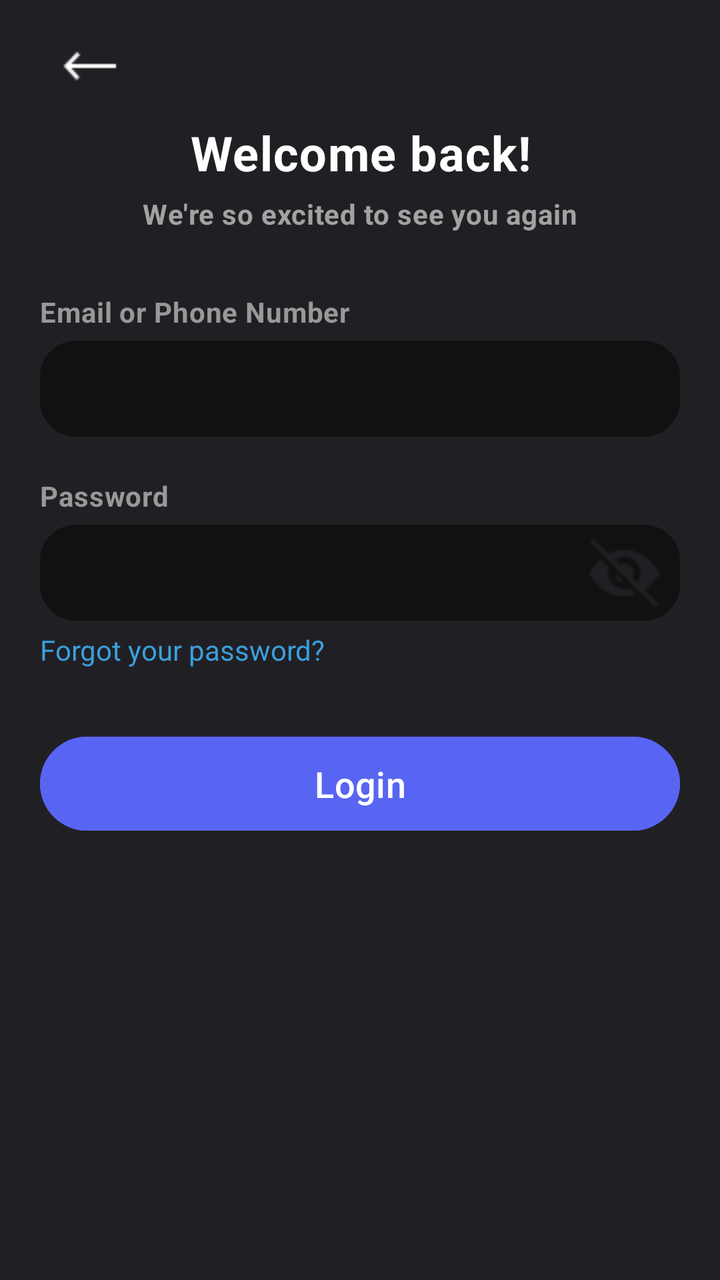
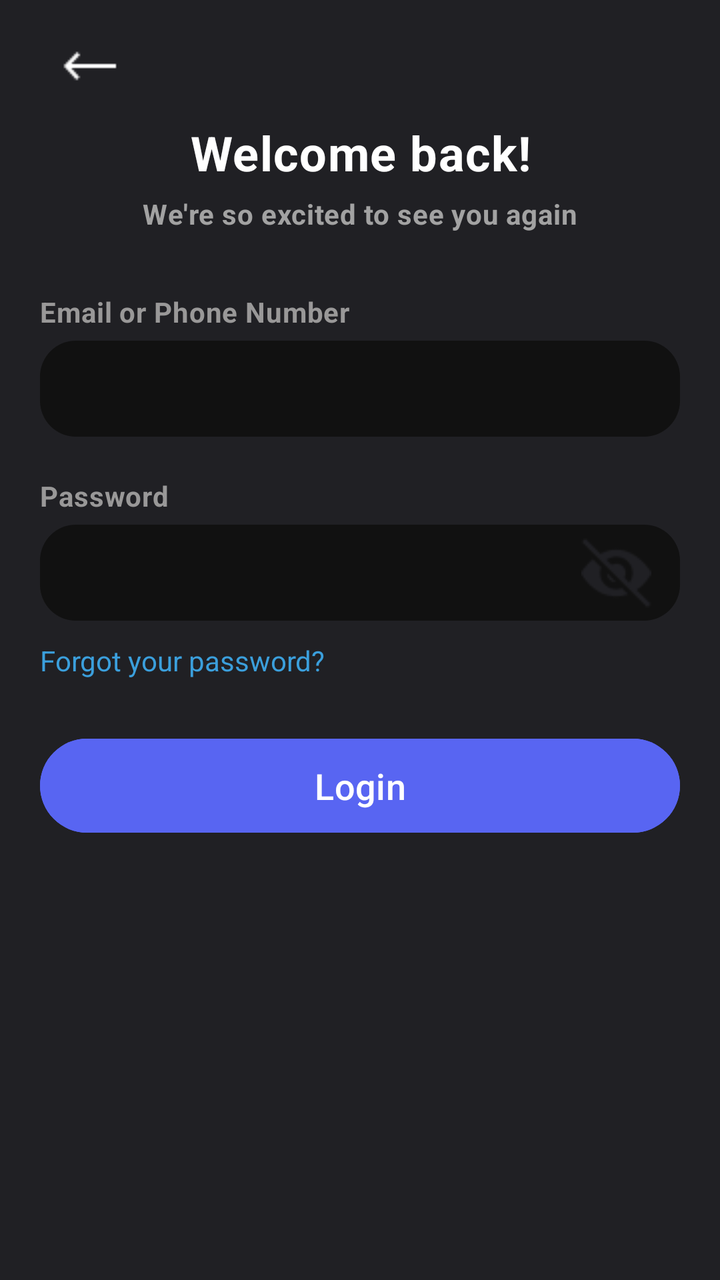

The first picture is an Android layout as it rendered before a commit; the second is the same layout after the commit. The layout source and the unified diff follow.
<!-- AndroidManifest.xml: application theme Theme.Doscord -->
<!-- res/layout/activity_login.xml -->
<?xml version="1.0" encoding="utf-8"?>
<androidx.constraintlayout.widget.ConstraintLayout xmlns:android="http://schemas.android.com/apk/res/android"
    xmlns:app="http://schemas.android.com/apk/res-auto"
    xmlns:tools="http://schemas.android.com/tools"
    android:id="@+id/main"
    android:animateLayoutChanges="true"
    android:layout_width="match_parent"
    android:layout_height="match_parent"
    android:background="@color/bgGray"
    tools:context=".activities.menu.LoginActivity">

    <TextView
        android:id="@+id/logIdentifierWarning"
        android:layout_width="0dp"
        android:layout_height="wrap_content"
        android:layout_marginStart="20dp"
        android:layout_marginTop="7dp"
        android:layout_marginEnd="20dp"
        android:letterSpacing="0.02"
        android:text="@string/login_or_password_is_invalid"
        android:textColor="@color/red"
        android:textSize="12sp"
        android:textStyle="bold"
        android:visibility="gone"
        app:layout_constraintEnd_toEndOf="parent"
        app:layout_constraintHorizontal_bias="0.507"
        app:layout_constraintStart_toStartOf="parent"
        app:layout_constraintTop_toBottomOf="@id/logIdentifierInput" />

    <TextView
        android:id="@+id/logPassWarning"
        android:layout_width="0dp"
        android:layout_height="wrap_content"
        android:layout_marginStart="20dp"
        android:layout_marginTop="7dp"
        android:layout_marginEnd="20dp"
        android:letterSpacing="0.02"
        android:text="@string/login_or_password_is_invalid"
        android:textColor="@color/red"
        android:textSize="12sp"
        android:textStyle="bold"
        android:visibility="gone"
        app:layout_constraintEnd_toEndOf="parent"
        app:layout_constraintHorizontal_bias="0.507"
        app:layout_constraintStart_toStartOf="parent"
        app:layout_constraintTop_toBottomOf="@id/logPassContainer" />

    <ImageButton
        android:id="@+id/logBackBtn"
        android:layout_width="48dp"
        android:layout_height="48dp"
        android:layout_marginStart="20dp"
        android:layout_marginTop="10dp"
        android:background="@android:color/transparent"
        android:contentDescription="@string/back"
        android:onClick="finish"
        app:layout_constraintStart_toStartOf="parent"
        app:layout_constraintTop_toTopOf="parent"
        app:srcCompat="@drawable/back" />

    <TextView
        android:id="@+id/logTitle"
        android:layout_width="wrap_content"
        android:layout_height="wrap_content"
        android:layout_marginTop="60dp"
        android:gravity="center"
        android:letterSpacing="0.02"
        android:text="@string/welcome_back"
        android:textColor="#FFFFFF"
        android:textSize="24sp"
        android:textStyle="bold"
        app:layout_constraintEnd_toEndOf="parent"
        app:layout_constraintHorizontal_bias="0.5"
        app:layout_constraintStart_toStartOf="parent"
        app:layout_constraintTop_toTopOf="parent" />

    <TextView
        android:id="@+id/logSubtitle"
        android:layout_width="wrap_content"
        android:layout_height="wrap_content"
        android:layout_marginTop="5dp"
        android:gravity="center"
        android:letterSpacing="0.02"
        android:text="@string/we_re_so_excited_to_see_you_again"
        android:textColor="#A2A2A2"
        android:textSize="14sp"
        android:textStyle="bold"
        app:layout_constraintEnd_toEndOf="parent"
        app:layout_constraintHorizontal_bias="0.5"
        app:layout_constraintStart_toStartOf="parent"
        app:layout_constraintTop_toBottomOf="@+id/logTitle" />

    <TextView
        android:id="@+id/logUserLabel"
        android:layout_width="wrap_content"
        android:layout_height="wrap_content"
        android:layout_marginStart="20dp"
        android:layout_marginTop="30dp"
        android:labelFor="@id/logIdentifierInput"
        android:letterSpacing="0.02"
        android:text="@string/email_or_phone_number"
        android:textColor="#999898"
        android:textStyle="bold"
        app:layout_constraintStart_toStartOf="parent"
        app:layout_constraintTop_toBottomOf="@+id/logSubtitle" />

    <EditText
        android:id="@+id/logIdentifierInput"
        android:layout_width="0dp"
        android:layout_height="48dp"
        android:layout_marginStart="20dp"
        android:layout_marginTop="5dp"
        android:layout_marginEnd="20dp"
        android:autofillHints=""
        android:background="@drawable/input_background"
        android:ems="10"
        android:inputType="text"
        android:paddingLeft="15dp"
        android:paddingRight="15dp"
        android:textSize="16sp"
        app:layout_constraintEnd_toEndOf="parent"
        app:layout_constraintStart_toStartOf="parent"
        app:layout_constraintTop_toBottomOf="@+id/logUserLabel"
        tools:ignore="TextFields" />

    <TextView
        android:id="@+id/logPassLabel"
        android:layout_width="wrap_content"
        android:layout_height="wrap_content"
        android:layout_marginStart="20dp"
        android:layout_marginTop="20dp"
        android:labelFor="@id/logPassInput"
        android:letterSpacing="0.02"
        android:text="@string/password"
        android:textColor="#999898"
        android:textStyle="bold"
        app:layout_constraintStart_toStartOf="parent"
        app:layout_constraintTop_toBottomOf="@+id/logIdentifierWarning" />

    <RelativeLayout
        android:id="@+id/logPassContainer"
        android:layout_width="0dp"
        android:layout_height="48dp"
        android:layout_marginStart="20dp"
        android:layout_marginTop="5dp"
        android:layout_marginEnd="20dp"
        app:layout_constraintEnd_toEndOf="parent"
        app:layout_constraintStart_toStartOf="parent"
        app:layout_constraintTop_toBottomOf="@id/logPassLabel">

        <EditText
            android:id="@+id/logPassInput"
            android:layout_width="match_parent"
            android:layout_height="match_parent"
            android:autofillHints=""
            android:background="@drawable/input_background"
            android:inputType="textPassword"
            android:paddingStart="15dp"
            android:paddingEnd="48dp"
            android:textSize="16sp" />

        <ImageButton
            android:id="@+id/logPassEyeBtn"
            android:layout_width="40dp"
            android:layout_height="40dp"
            android:layout_alignParentEnd="true"
            android:layout_centerVertical="true"
            android:layout_marginEnd="8dp"
            android:background="@android:color/transparent"
            android:contentDescription="@string/toggle_password_visibility"
            android:onClick="logSwitchEye"
            android:src="@drawable/eye_closed" />
    </RelativeLayout>


    <TextView
        android:id="@+id/forgotPass"
        android:layout_width="wrap_content"
        android:layout_height="wrap_content"
        android:layout_marginStart="20dp"
        android:layout_marginTop="5dp"
        android:clickable="true"
        android:focusable="true"
        android:gravity="center|left"
        android:onClick="forgotPassword"
        android:text="@string/forgot_your_password"
        android:textColor="#3B9FDC"
        app:layout_constraintStart_toStartOf="parent"
        app:layout_constraintTop_toBottomOf="@+id/logPassWarning"
        tools:ignore="RtlHardcoded" />

    <FrameLayout
        android:id="@+id/logBtnContainer"
        android:layout_width="0dp"
        android:layout_height="55dp"
        android:layout_marginHorizontal="20dp"
        android:layout_marginStart="20dp"
        android:layout_marginTop="30dp"
        android:layout_marginEnd="20dp"
        app:layout_constraintEnd_toEndOf="parent"
        app:layout_constraintStart_toStartOf="parent"
        app:layout_constraintTop_toBottomOf="@+id/forgotPass">

        <Button
            android:id="@+id/logNextBtn"
            android:layout_width="match_parent"
            android:layout_height="match_parent"
            android:backgroundTint="#5865f2"
            android:onClick="loginReq"
            android:text="@string/loginTogether"
            android:textColor="@color/white"
            android:textSize="18sp" />

        <LinearLayout
            android:id="@+id/loadingDots"
            android:layout_width="wrap_content"
            android:layout_height="wrap_content"
            android:layout_gravity="center"
            android:orientation="horizontal"
            android:visibility="gone">

            <View
                android:id="@+id/dot1"
                android:layout_width="8dp"
                android:layout_height="8dp"
                android:layout_margin="4dp"
                android:background="@drawable/dot_shape" />

            <View
                android:id="@+id/dot2"
                android:layout_width="8dp"
                android:layout_height="8dp"
                android:layout_margin="4dp"
                android:background="@drawable/dot_shape" />

            <View
                android:id="@+id/dot3"
                android:layout_width="8dp"
                android:layout_height="8dp"
                android:layout_margin="4dp"
                android:background="@drawable/dot_shape" />
        </LinearLayout>
    </FrameLayout>

</androidx.constraintlayout.widget.ConstraintLayout>
<!-- resources referenced by this layout -->
<resources>
  <color name="bgGray">#202024</color>
  <color name="red">#FA777B</color>
  <color name="white">#FFFFFFFF</color>
  <!-- drawable back: png bitmap (drawable, 256 bytes) -->
  <!-- drawable dot_shape (drawable) -->
  <?xml version="1.0" encoding="utf-8"?>
  <shape xmlns:android="http://schemas.android.com/apk/res/android"
      android:shape="oval">
      <solid android:color="#fff" />
      <size android:width="8dp" android:height="8dp" />
  </shape>
  <!-- drawable eye_closed: png bitmap (drawable, 850 bytes) -->
  <!-- drawable input_background (drawable) -->
  <?xml version="1.0" encoding="utf-8"?>
  <shape xmlns:android="http://schemas.android.com/apk/res/android"
      android:shape="rectangle">
  
      
      <solid android:color="#111111" />
  
      
      <corners android:radius="18dp" />
  
  </shape>
  <string name="back">Back</string>
  <string name="email_or_phone_number">Email or Phone Number</string>
  <string name="forgot_your_password">Forgot your password?</string>
  <string name="loginTogether">Login</string>
  <string name="login_or_password_is_invalid">Login or password is invalid.</string>
  <string name="password">Password</string>
  <string name="toggle_password_visibility">Toggle password visibility.</string>
  <string name="we_re_so_excited_to_see_you_again">We\'re so excited to see you again</string>
  <string name="welcome_back">Welcome back!</string>
  <style name="Theme.Doscord" parent="Base.Theme.Doscord" />
  <style name="Base.Theme.Doscord" parent="Theme.Material3.DayNight.NoActionBar">
          
          
      </style>
</resources>

<!-- the commit's change to res/layout/activity_login.xml (unified diff, before → after) -->
@@ -10,6 +10,23 @@
     tools:context=".activities.menu.LoginActivity">
 
     <TextView
+        android:id="@+id/logServerWarning"
+        android:layout_width="0dp"
+        android:layout_height="wrap_content"
+        android:layout_marginStart="20dp"
+        android:layout_marginTop="7dp"
+        android:layout_marginEnd="20dp"
+        android:letterSpacing="0.02"
+        android:text="@string/server_error_check_your_network_connection_and_try_again"
+        android:textColor="@color/red"
+        android:textSize="12sp"
+        android:textStyle="bold"
+        android:visibility="gone"
+        app:layout_constraintEnd_toEndOf="parent"
+        app:layout_constraintStart_toStartOf="parent"
+        app:layout_constraintTop_toBottomOf="@id/logBtnContainer" />
+
+    <TextView
         android:id="@+id/logIdentifierWarning"
         android:layout_width="0dp"
         android:layout_height="wrap_content"
@@ -23,7 +40,6 @@
         android:textStyle="bold"
         android:visibility="gone"
         app:layout_constraintEnd_toEndOf="parent"
-        app:layout_constraintHorizontal_bias="0.507"
         app:layout_constraintStart_toStartOf="parent"
         app:layout_constraintTop_toBottomOf="@id/logIdentifierInput" />
 
@@ -41,7 +57,6 @@
         android:textStyle="bold"
         android:visibility="gone"
         app:layout_constraintEnd_toEndOf="parent"
-        app:layout_constraintHorizontal_bias="0.507"
         app:layout_constraintStart_toStartOf="parent"
         app:layout_constraintTop_toBottomOf="@id/logPassContainer" />
 
@@ -70,7 +85,6 @@
         android:textSize="24sp"
         android:textStyle="bold"
         app:layout_constraintEnd_toEndOf="parent"
-        app:layout_constraintHorizontal_bias="0.5"
         app:layout_constraintStart_toStartOf="parent"
         app:layout_constraintTop_toTopOf="parent" />
 
@@ -86,7 +100,6 @@
         android:textSize="14sp"
         android:textStyle="bold"
         app:layout_constraintEnd_toEndOf="parent"
-        app:layout_constraintHorizontal_bias="0.5"
         app:layout_constraintStart_toStartOf="parent"
         app:layout_constraintTop_toBottomOf="@+id/logTitle" />
 
@@ -111,7 +124,7 @@
         android:layout_marginStart="20dp"
         android:layout_marginTop="5dp"
         android:layout_marginEnd="20dp"
-        android:autofillHints=""
+        android:autofillHints="email, phone_number"
         android:background="@drawable/input_background"
         android:ems="10"
         android:inputType="text"
@@ -152,7 +165,7 @@
             android:id="@+id/logPassInput"
             android:layout_width="match_parent"
             android:layout_height="match_parent"
-            android:autofillHints=""
+            android:autofillHints="password"
             android:background="@drawable/input_background"
             android:inputType="textPassword"
             android:paddingStart="15dp"
@@ -161,8 +174,8 @@
 
         <ImageButton
             android:id="@+id/logPassEyeBtn"
-            android:layout_width="40dp"
-            android:layout_height="40dp"
+            android:layout_width="48dp"
+            android:layout_height="48dp"
             android:layout_alignParentEnd="true"
             android:layout_centerVertical="true"
             android:layout_marginEnd="8dp"
@@ -172,11 +185,10 @@
             android:src="@drawable/eye_closed" />
     </RelativeLayout>
 
-
-    <TextView
-        android:id="@+id/forgotPass"
-        android:layout_width="wrap_content"
-        android:layout_height="wrap_content"
+    <TextView
+        android:id="@+id/logForgotPass"
+        android:layout_width="wrap_content"
+        android:layout_height="30dp"
         android:layout_marginStart="20dp"
         android:layout_marginTop="5dp"
         android:clickable="true"
@@ -195,11 +207,11 @@
         android:layout_height="55dp"
         android:layout_marginHorizontal="20dp"
         android:layout_marginStart="20dp"
-        android:layout_marginTop="30dp"
-        android:layout_marginEnd="20dp"
-        app:layout_constraintEnd_toEndOf="parent"
-        app:layout_constraintStart_toStartOf="parent"
-        app:layout_constraintTop_toBottomOf="@+id/forgotPass">
+        android:layout_marginTop="20dp"
+        android:layout_marginEnd="20dp"
+        app:layout_constraintEnd_toEndOf="parent"
+        app:layout_constraintStart_toStartOf="parent"
+        app:layout_constraintTop_toBottomOf="@+id/logForgotPass">
 
         <Button
             android:id="@+id/logNextBtn"
<!-- resource entries referenced after the edit -->
@@ -30,6 +30,7 @@
   <string name="loginTogether">Login</string>
   <string name="login_or_password_is_invalid">Login or password is invalid.</string>
   <string name="password">Password</string>
+  <string name="server_error_check_your_network_connection_and_try_again">Server Error! Check your network connection and try again.</string>
   <string name="toggle_password_visibility">Toggle password visibility.</string>
   <string name="we_re_so_excited_to_see_you_again">We\'re so excited to see you again</string>
   <string name="welcome_back">Welcome back!</string>
@@ -37,6 +38,16 @@
   <style name="Base.Theme.Doscord" parent="Theme.Material3.DayNight.NoActionBar">
           
           
+          <item name="colorOnSurface">#FFFFFF</item>
+          <item name="android:textColorPrimary">#FFFFFF</item>
+          <item name="android:datePickerDialogTheme">@style/MyDatePickerStyle</item>
       </style>
+  <style name="MyDatePickerStyle" parent="Theme.AppCompat.Light.Dialog">
+          <item name="colorAccent">@color/purple_500</item>
+          <item name="android:windowBackground">@android:color/black</item>
+          <item name="android:textColorPrimary">@android:color/white</item>
+          <item name="android:textColorSecondary">@android:color/darker_gray</item>
+      </style>
+  <color name="purple_500">#6200EE</color>
 </resources>
 
